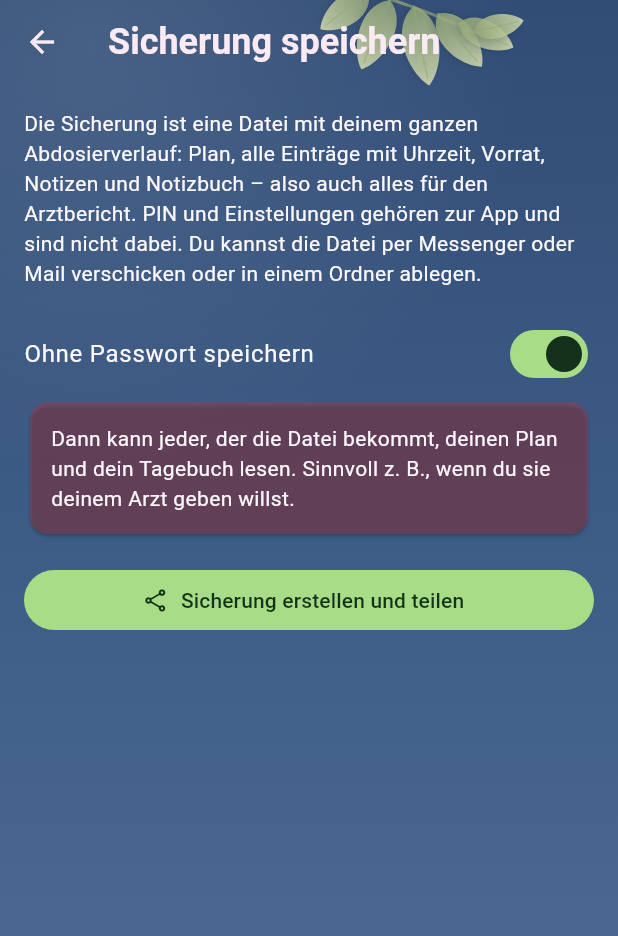
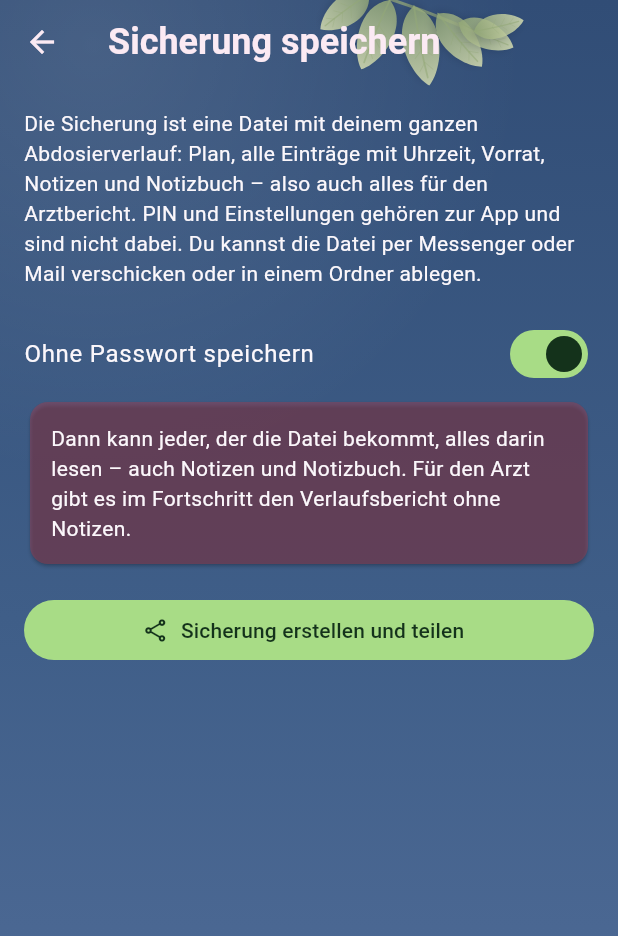
Before and after one commit to BrainLab84/BeNzoTaPer, a Flutter app: the SicherungSpeichernSeite screen opened directly with empty values, after a tap on "Ohne Passwort speichern", on a phone screen of 412 x 824 dp. Shown: the top 936 px of the screen. Run offline on Flutter 3.47's test engine with Material 3 defaults, Android fonts, the phone set to English and light mode, and no system bars; our stand-ins replace file_picker, flutter_local_notifications, pdf, share_plus, timezone; missing offline and left inert: cryptography, read_pdf_text.

Commit message:
Oberfläche: Texte vereinheitlicht, Zukunftstag zeigt geplante Dosis, kleine Korrekturen

```diff
--- a/app/lib/heute.dart
+++ b/app/lib/heute.dart
@@ -98,7 +98,7 @@ class _HeuteSeiteState extends State<HeuteSeite> {
         showDialog<void>(
           context: context,
           builder: (c) => AlertDialog(
-            content: Text(tr('Der Plan-Editor ist in dieser Testversion noch nicht eingebaut.', 'The plan editor is not included in this test version yet.')),
+            content: Text(tr('Die Änderung kann hier nicht geöffnet werden.', 'The change cannot be opened here.')),
             actions: [TextButton(onPressed: () => Navigator.pop(c), child: const Text('OK'))],
           ),
         );
@@ -222,8 +222,8 @@ class _HeuteSeiteState extends State<HeuteSeite> {
     ];
     if (left > 0) {
       k.add(Sub(
-          tr('Frühestens in ${(left / 3600000).ceil()} Stunden. Bis dahin gilt der bisherige Plan. „Dosis halten“ geht '
-          'jederzeit sofort.', 'Earliest in ${(left / 3600000).ceil()} hours. Until then the current plan applies. “Hold dose” works immediately at any time.'),
+          tr('Frühestens in ${stunden((left / 3600000).ceil())}. Bis dahin gilt der bisherige Plan. „Dosis halten“ geht '
+          'jederzeit sofort.', 'Earliest in ${stundenEn((left / 3600000).ceil())}. Until then the current plan applies. “Hold dose” works immediately at any time.'),
           oben: 6));
       k.add(const SizedBox(height: 8));
       k.add(knopf(tr('Verwerfen', 'Discard'), () {
@@ -304,15 +304,15 @@ class _HeuteSeiteState extends State<HeuteSeite> {
         child: IconText(
           Icons.pause,
           bis != null
-              ? tr('Dosis wird voraussichtlich gehalten bis ${datum(bis)} (${tage(rest)} noch).', 'Dose is expected to be held until ${datum(bis)} (${tage(rest)} left).')
+              ? tr('Dosis wird voraussichtlich gehalten bis ${datum(bis)} (noch ${tage(rest)}).', 'Dose is expected to be held until ${datum(bis)} (${tage(rest)} left).')
               : tr('Dosis wird gehalten – so lange du brauchst.', 'Dose is being held – as long as you need.'),
           farbe: F.warn,
           mitte: true,
         ),
       ));
       k.add(Sub(
-          tr('${bis != null ? 'Danach geht es automatisch weiter. Bist du früher bereit, drück auf Weiter.' : 'Wenn du bereit bist, weiter abzudosieren, drück auf Weiter.'}'
-          ' Der Plan verschiebt sich automatisch um die gehaltenen Tage nach hinten.', '${bis != null ? "After that it continues automatically. If you are ready earlier, tap Continue." : "When you are ready to keep tapering, tap Continue."} The plan shifts back automatically by the days held.'),
+          tr('${bis != null ? 'Danach geht es automatisch weiter. Bist du früher bereit, drück auf „Weiter abdosieren“.' : 'Wenn du bereit bist, drück auf „Weiter abdosieren“.'}'
+          ' Der Plan verschiebt sich automatisch um die gehaltenen Tage nach hinten.', '${bis != null ? "After that it continues automatically. If you are ready earlier, tap “Continue tapering”." : "When you are ready, tap “Continue tapering”."} The plan shifts back automatically by the days held.'),
           oben: 4,
           mitte: true));
     } else if (!last) {
@@ -499,10 +499,13 @@ class _HeuteSeiteState extends State<HeuteSeite> {
         ])),
         Sub(
             tr('Nachwellen sind nach dem Absetzen nicht ungewöhnlich und klingen meist ab. Trag weiter ein, auch wenn du '
-            'nichts genommen hast, dann bleibt auch ein Rückfall nachvollziehbar. Tagebuch, gute Tage und SOS bleiben '
-            'für dich da.', 'Withdrawal waves after stopping are not unusual and usually fade. Keep logging even if you took nothing, so a relapse stays traceable. Diary, good days and SOS remain here for you.'),
+            'nichts genommen hast, dann bleibt auch ein Rückfall nachvollziehbar. Notizen, gute Tage und SOS bleiben '
+            'für dich da.', 'Withdrawal waves after stopping are not unusual and usually fade. Keep logging even if you took nothing, so a relapse stays traceable. Notes, good days and SOS remain here for you.'),
             oben: 6),
       ],
     );
   }
 }
+
+String stunden(int n) => '$n ${n == 1 ? 'Stunde' : 'Stunden'}';
+String stundenEn(int n) => '$n ${n == 1 ? 'hour' : 'hours'}';
--- a/app/lib/kalender.dart
+++ b/app/lib/kalender.dart
@@ -455,7 +455,7 @@ Future<void> tagFensterOeffnen(BuildContext context, AppState app, String tag) =
           listenable: app,
           builder: (c, _) {
             final today = app.taper.today;
-            final kopf = tag == today ? null : '${datum(tag)}${tag.compareTo(today) > 0 ? ' · Zukunft' : ''}';
+            final kopf = tag == today ? null : '${datum(tag)}${tag.compareTo(today) > 0 ? tr(' · Zukunft', ' · future') : ''}';
             return ListView(
               key: const Key('tagFenster'),
               controller: sc,
--- a/app/lib/plan_neu.dart
+++ b/app/lib/plan_neu.dart
@@ -648,7 +648,7 @@ class _PlanNeuSeiteState extends State<PlanNeuSeite> {
       w.add(_absatz(tr('Was die Zeichen und Knöpfe bedeuten, erklären die ?-Symbole und die Anleitung.', 'What the symbols and buttons mean is explained by the ? icons and the guide.')));
     }
     if (_gibtPlan) {
-      w.add(Sub(tr('Kalender und Tagebuch bleiben erhalten.', 'Calendar and diary are kept.'), oben: 16));
+      w.add(Sub(tr('Kalender und Notizen bleiben erhalten.', 'Calendar and notes are kept.'), oben: 16));
     }
     if (_gibtPlan) {
       w.add(Feldname(tr('Zum Speichern bitte eintippen: Ich bin mir sicher', 'To save, please type: I am sure')));
--- a/app/lib/shell.dart
+++ b/app/lib/shell.dart
@@ -285,7 +285,7 @@ class MehrSeite extends StatelessWidget {
               PinAbschnitt(app: app),
               ErinnerungAbschnitt(app: app),
               ListTile(
-                leading: const Icon(Icons.lock_outline),
+                leading: const Icon(Icons.save_outlined),
                 title: Text(tr('Sicherung speichern', 'Save backup')),
                 subtitle: Text(tr('Als Datei, mit Passwort verschlüsselt', 'As a file, encrypted with a password')),
                 trailing: const Icon(Icons.chevron_right),
--- a/app/lib/sicherung.dart
+++ b/app/lib/sicherung.dart
@@ -193,8 +193,8 @@ class _SicherungSpeichernSeiteState extends State<SicherungSpeichernSeite> {
             child: Padding(
               padding: const EdgeInsets.all(14),
               child: Text(
-                tr('Dann kann jeder, der die Datei bekommt, deinen Plan und dein Tagebuch lesen. '
-                'Sinnvoll z. B., wenn du sie deinem Arzt geben willst.', 'Then anyone who gets the file can read your plan and diary. Useful, for example, if you want to give it to your doctor.'),
+                tr('Dann kann jeder, der die Datei bekommt, alles darin lesen – auch Notizen und Notizbuch. '
+                'Für den Arzt gibt es im Fortschritt den Verlaufsbericht ohne Notizen.', 'Then anyone who gets the file can read everything in it – including notes and notebook. For your doctor, Progress has the report without notes.'),
                 style: TextStyle(color: th.colorScheme.onErrorContainer),
               ),
             ),
--- a/app/lib/vorrat.dart
+++ b/app/lib/vorrat.dart
@@ -272,8 +272,8 @@ class _VorratKarteState extends State<VorratKarte> {
           decoration: feldStil(),
           items: [
             DropdownMenuItem(value: 1, child: Text(tr('nur ganz', 'whole only'))),
-            DropdownMenuItem(value: 0.5, child: Text(tr('halbierbar', 'halvable'))),
-            DropdownMenuItem(value: 0.25, child: Text(tr('viertelbar', 'quarterable'))),
+            DropdownMenuItem(value: 0.5, child: Text(tr('halbierbar', 'can be halved'))),
+            DropdownMenuItem(value: 0.25, child: Text(tr('viertelbar', 'can be quartered'))),
           ],
           onChanged: (v) => setState(() => _teilbar = v ?? 1),
         ),
```
Also changed, not shown: app/lib/tag.dart (+12 -1 lines), 5 other files.
